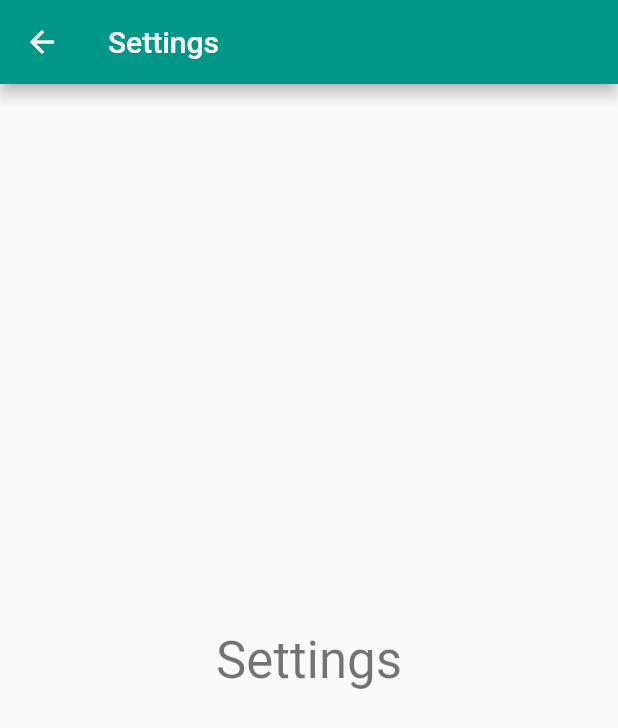
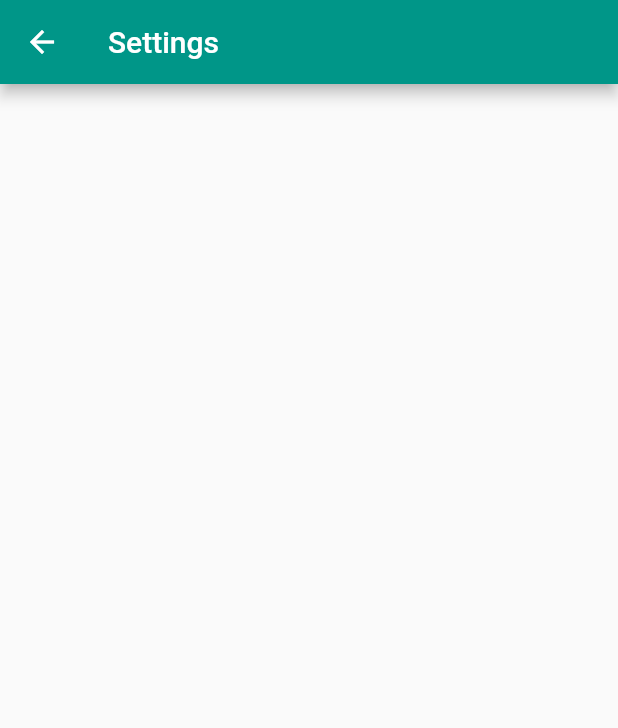
Before and after one commit to rakuishi/quicka-flutter, a Flutter app: the screen it shows after launch, after a tap on the "settings" icon, on a phone screen of 412 x 824 dp. Shown: the top 728 px of the screen. Run offline on Flutter 3.47's test engine with Material 2 defaults, Android fonts, the phone set to English and light mode, and no system bars; our stand-ins replace shared_preferences; generated files the repository leaves out were written again.

Commit message:
Tweak padding

```diff
--- a/lib/ui/home_page.dart
+++ b/lib/ui/home_page.dart
@@ -69,7 +69,7 @@ class _HomePageState extends State<HomePage> {
     return new IconTheme(
       data: new IconThemeData(color: Theme.of(context).accentColor),
       child: new Container(
-        margin: const EdgeInsets.symmetric(horizontal: 16.0, vertical: 4.0),
+        margin: const EdgeInsets.only(left: 16.0),
         child: new Row(
           children: <Widget>[
             new Flexible(
@@ -84,6 +84,7 @@ class _HomePageState extends State<HomePage> {
               margin: new EdgeInsets.only(left: 16.0),
               child: new IconButton(
                 icon: new Icon(Icons.history),
+                padding: new EdgeInsets.all(16.0),
                 onPressed: _pushHistory,
               ),
             ),
@@ -102,7 +103,8 @@ class _HomePageState extends State<HomePage> {
           .add(new History(text))
           .then((history) => debugPrint(history.toString()));
 
-      url = url.replaceAll('[UTF8]', Uri.encodeQueryComponent(text, encoding: UTF8));
+      url = url.replaceAll(
+          '[UTF8]', Uri.encodeQueryComponent(text, encoding: UTF8));
       if (await canLaunch(url)) {
         launch(url);
       } else {
--- a/lib/ui/settings_page.dart
+++ b/lib/ui/settings_page.dart
@@ -7,12 +7,6 @@ class SettingsPage extends StatelessWidget {
       appBar: new AppBar(
         title: new Text('Settings'),
       ),
-      body: new Center(
-        child: new Text(
-          'Settings',
-          style: Theme.of(context).textTheme.display1,
-        ),
-      ),
     );
   }
 }
```
Also changed, not shown: lib/model/launcher.dart (line endings or trailing spaces).
